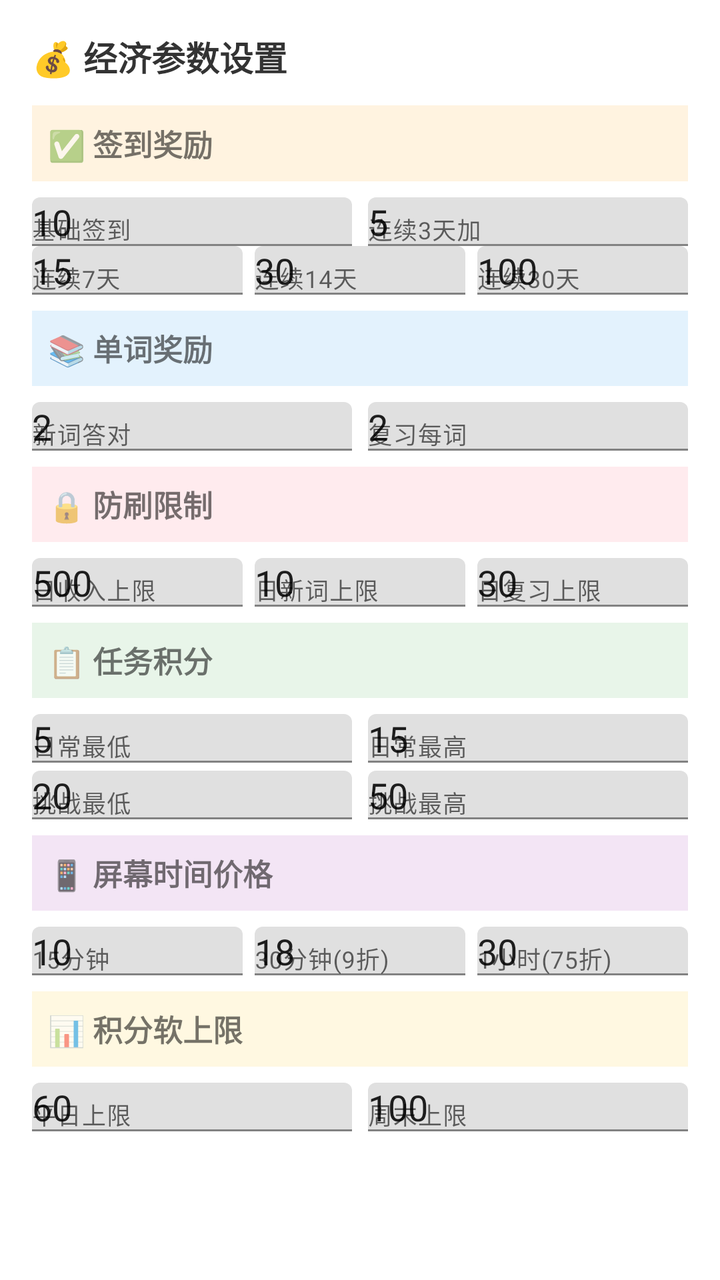
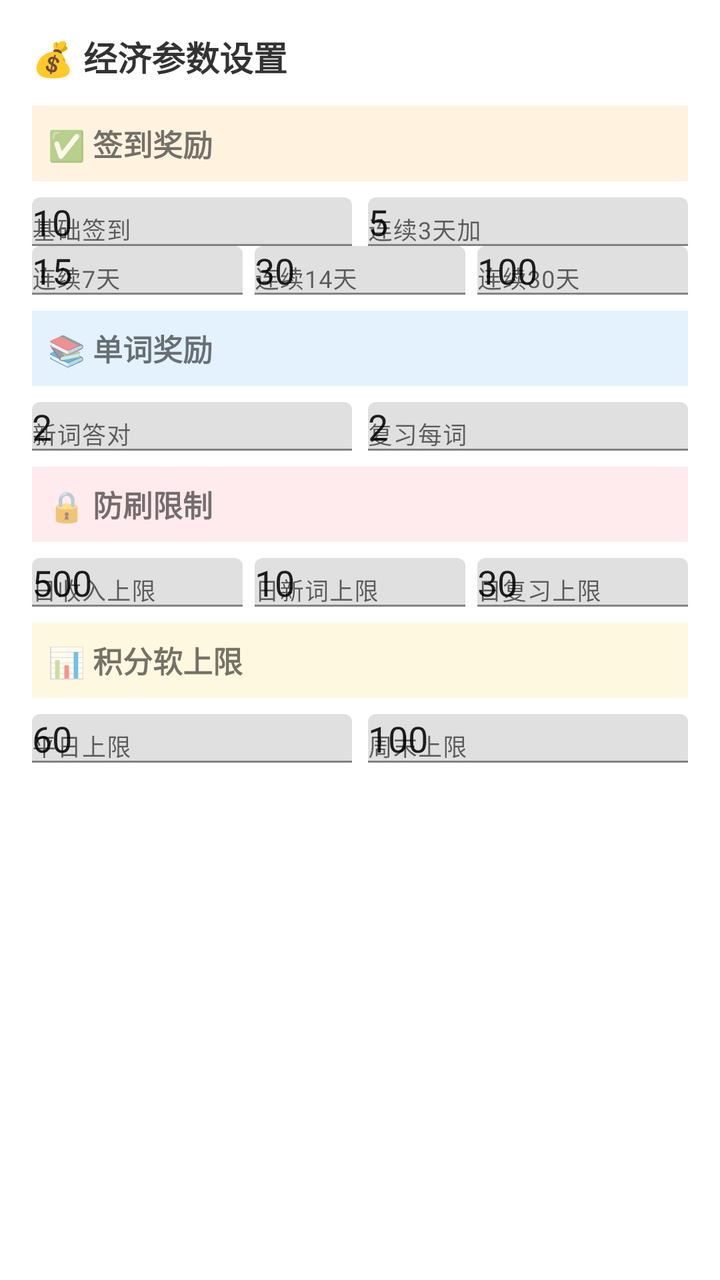

Before-and-after screenshots of an Android layout around one commit, followed by the original layout XML and the change that was made.
<!-- AndroidManifest.xml: application theme Theme.HabitTracker -->
<!-- res/layout/dialog_economy_settings.xml -->
<?xml version="1.0" encoding="utf-8"?>
<ScrollView xmlns:android="http://schemas.android.com/apk/res/android"
    xmlns:app="http://schemas.android.com/apk/res-auto"
    android:layout_width="match_parent"
    android:layout_height="wrap_content">
    <LinearLayout
        android:layout_width="match_parent"
        android:layout_height="wrap_content"
        android:orientation="vertical"
        android:padding="16dp">
        <TextView
            android:layout_width="match_parent"
            android:layout_height="wrap_content"
            android:text="💰 经济参数设置"
            android:textSize="17sp"
            android:textStyle="bold"
            android:textColor="@color/text_primary"
            android:layout_marginBottom="12dp" />
        <TextView
            android:layout_width="match_parent"
            android:layout_height="wrap_content"
            android:text="✅ 签到奖励"
            android:textSize="15sp"
            android:textStyle="bold"
            android:padding="8dp"
            android:background="#FFF3E0"
            android:layout_marginBottom="8dp" />
        <LinearLayout android:orientation="horizontal" android:layout_width="match_parent" android:layout_height="wrap_content" android:weightSum="2">
            <com.google.android.material.textfield.TextInputLayout android:hint="基础签到" android:layout_width="0dp" android:layout_height="wrap_content" android:layout_weight="1" android:layout_marginEnd="4dp">
                <android.widget.EditText android:id="@+id/et_checkin_base" android:layout_width="match_parent" android:layout_height="wrap_content" android:inputType="number" android:text="10"/>
            </com.google.android.material.textfield.TextInputLayout>
            <com.google.android.material.textfield.TextInputLayout android:hint="连续3天加" android:layout_width="0dp" android:layout_height="wrap_content" android:layout_weight="1" android:layout_marginStart="4dp">
                <android.widget.EditText android:id="@+id/et_streak3" android:layout_width="match_parent" android:layout_height="wrap_content" android:inputType="number" android:text="5"/>
            </com.google.android.material.textfield.TextInputLayout>
        </LinearLayout>
        <LinearLayout android:orientation="horizontal" android:layout_width="match_parent" android:layout_height="wrap_content" android:weightSum="3" android:layout_marginBottom="8dp">
            <com.google.android.material.textfield.TextInputLayout android:hint="连续7天" android:layout_width="0dp" android:layout_height="wrap_content" android:layout_weight="1" android:layout_marginEnd="3dp">
                <android.widget.EditText android:id="@+id/et_streak7" android:layout_width="match_parent" android:layout_height="wrap_content" android:inputType="number" android:text="15"/>
            </com.google.android.material.textfield.TextInputLayout>
            <com.google.android.material.textfield.TextInputLayout android:hint="连续14天" android:layout_width="0dp" android:layout_height="wrap_content" android:layout_weight="1" android:layout_marginEnd="3dp" android:layout_marginStart="3dp">
                <android.widget.EditText android:id="@+id/et_streak14" android:layout_width="match_parent" android:layout_height="wrap_content" android:inputType="number" android:text="30"/>
            </com.google.android.material.textfield.TextInputLayout>
            <com.google.android.material.textfield.TextInputLayout android:hint="连续30天" android:layout_width="0dp" android:layout_height="wrap_content" android:layout_weight="1" android:layout_marginStart="3dp">
                <android.widget.EditText android:id="@+id/et_streak30" android:layout_width="match_parent" android:layout_height="wrap_content" android:inputType="number" android:text="100"/>
            </com.google.android.material.textfield.TextInputLayout>
        </LinearLayout>
        <TextView
            android:layout_width="match_parent"
            android:layout_height="wrap_content"
            android:text="📚 单词奖励"
            android:textSize="15sp"
            android:textStyle="bold"
            android:padding="8dp"
            android:background="#E3F2FD"
            android:layout_marginBottom="8dp" />
        <LinearLayout android:orientation="horizontal" android:layout_width="match_parent" android:layout_height="wrap_content" android:weightSum="2" android:layout_marginBottom="8dp">
            <com.google.android.material.textfield.TextInputLayout android:hint="新词答对" android:layout_width="0dp" android:layout_height="wrap_content" android:layout_weight="1" android:layout_marginEnd="4dp">
                <android.widget.EditText android:id="@+id/et_word_learn" android:layout_width="match_parent" android:layout_height="wrap_content" android:inputType="number" android:text="2"/>
            </com.google.android.material.textfield.TextInputLayout>
            <com.google.android.material.textfield.TextInputLayout android:hint="复习每词" android:layout_width="0dp" android:layout_height="wrap_content" android:layout_weight="1" android:layout_marginStart="4dp">
                <android.widget.EditText android:id="@+id/et_review_pass" android:layout_width="match_parent" android:layout_height="wrap_content" android:inputType="number" android:text="2"/>
            </com.google.android.material.textfield.TextInputLayout>
        </LinearLayout>


        <TextView
            android:layout_width="match_parent"
            android:layout_height="wrap_content"
            android:text="🔒 防刷限制"
            android:textSize="15sp"
            android:textStyle="bold"
            android:padding="8dp"
            android:background="#FFEBEE"
            android:layout_marginBottom="8dp" />
        <LinearLayout android:orientation="horizontal" android:layout_width="match_parent" android:layout_height="wrap_content" android:weightSum="3" android:layout_marginBottom="8dp">
            <com.google.android.material.textfield.TextInputLayout android:hint="日收入上限" android:layout_width="0dp" android:layout_height="wrap_content" android:layout_weight="1" android:layout_marginEnd="3dp">
                <android.widget.EditText android:id="@+id/et_max_daily_coins" android:layout_width="match_parent" android:layout_height="wrap_content" android:inputType="number" android:text="500"/>
            </com.google.android.material.textfield.TextInputLayout>
            <com.google.android.material.textfield.TextInputLayout android:hint="日新词上限" android:layout_width="0dp" android:layout_height="wrap_content" android:layout_weight="1" android:layout_marginEnd="3dp" android:layout_marginStart="3dp">
                <android.widget.EditText android:id="@+id/et_max_words" android:layout_width="match_parent" android:layout_height="wrap_content" android:inputType="number" android:text="10"/>
            </com.google.android.material.textfield.TextInputLayout>
            <com.google.android.material.textfield.TextInputLayout android:hint="日复习上限" android:layout_width="0dp" android:layout_height="wrap_content" android:layout_weight="1" android:layout_marginStart="3dp">
                <android.widget.EditText android:id="@+id/et_max_review" android:layout_width="match_parent" android:layout_height="wrap_content" android:inputType="number" android:text="30"/>
            </com.google.android.material.textfield.TextInputLayout>
        </LinearLayout>

        <TextView
            android:layout_width="match_parent"
            android:layout_height="wrap_content"
            android:text="📋 任务积分"
            android:textSize="15sp"
            android:textStyle="bold"
            android:padding="8dp"
            android:background="#E8F5E9"
            android:layout_marginBottom="8dp" />
        <LinearLayout android:orientation="horizontal" android:layout_width="match_parent" android:layout_height="wrap_content" android:weightSum="2" android:layout_marginBottom="4dp">
            <com.google.android.material.textfield.TextInputLayout android:hint="日常最低" android:layout_width="0dp" android:layout_height="wrap_content" android:layout_weight="1" android:layout_marginEnd="4dp">
                <android.widget.EditText android:id="@+id/et_task_daily_min" android:layout_width="match_parent" android:layout_height="wrap_content" android:inputType="number" android:text="5"/>
            </com.google.android.material.textfield.TextInputLayout>
            <com.google.android.material.textfield.TextInputLayout android:hint="日常最高" android:layout_width="0dp" android:layout_height="wrap_content" android:layout_weight="1" android:layout_marginStart="4dp">
                <android.widget.EditText android:id="@+id/et_task_daily_max" android:layout_width="match_parent" android:layout_height="wrap_content" android:inputType="number" android:text="15"/>
            </com.google.android.material.textfield.TextInputLayout>
        </LinearLayout>
        <LinearLayout android:orientation="horizontal" android:layout_width="match_parent" android:layout_height="wrap_content" android:weightSum="2" android:layout_marginBottom="8dp">
            <com.google.android.material.textfield.TextInputLayout android:hint="挑战最低" android:layout_width="0dp" android:layout_height="wrap_content" android:layout_weight="1" android:layout_marginEnd="4dp">
                <android.widget.EditText android:id="@+id/et_task_challenge_min" android:layout_width="match_parent" android:layout_height="wrap_content" android:inputType="number" android:text="20"/>
            </com.google.android.material.textfield.TextInputLayout>
            <com.google.android.material.textfield.TextInputLayout android:hint="挑战最高" android:layout_width="0dp" android:layout_height="wrap_content" android:layout_weight="1" android:layout_marginStart="4dp">
                <android.widget.EditText android:id="@+id/et_task_challenge_max" android:layout_width="match_parent" android:layout_height="wrap_content" android:inputType="number" android:text="50"/>
            </com.google.android.material.textfield.TextInputLayout>
        </LinearLayout>

        <TextView
            android:layout_width="match_parent"
            android:layout_height="wrap_content"
            android:text="📱 屏幕时间价格"
            android:textSize="15sp"
            android:textStyle="bold"
            android:padding="8dp"
            android:background="#F3E5F5"
            android:layout_marginBottom="8dp" />
        <LinearLayout android:orientation="horizontal" android:layout_width="match_parent" android:layout_height="wrap_content" android:weightSum="3" android:layout_marginBottom="8dp">
            <com.google.android.material.textfield.TextInputLayout android:hint="15分钟" android:layout_width="0dp" android:layout_height="wrap_content" android:layout_weight="1" android:layout_marginEnd="3dp">
                <android.widget.EditText android:id="@+id/et_screen_15min" android:layout_width="match_parent" android:layout_height="wrap_content" android:inputType="number" android:text="10"/>
            </com.google.android.material.textfield.TextInputLayout>
            <com.google.android.material.textfield.TextInputLayout android:hint="30分钟(9折)" android:layout_width="0dp" android:layout_height="wrap_content" android:layout_weight="1" android:layout_marginEnd="3dp" android:layout_marginStart="3dp">
                <android.widget.EditText android:id="@+id/et_screen_30min" android:layout_width="match_parent" android:layout_height="wrap_content" android:inputType="number" android:text="18"/>
            </com.google.android.material.textfield.TextInputLayout>
            <com.google.android.material.textfield.TextInputLayout android:hint="1小时(75折)" android:layout_width="0dp" android:layout_height="wrap_content" android:layout_weight="1" android:layout_marginStart="3dp">
                <android.widget.EditText android:id="@+id/et_screen_60min" android:layout_width="match_parent" android:layout_height="wrap_content" android:inputType="number" android:text="30"/>
            </com.google.android.material.textfield.TextInputLayout>
        </LinearLayout>

        <TextView
            android:layout_width="match_parent"
            android:layout_height="wrap_content"
            android:text="📊 积分软上限"
            android:textSize="15sp"
            android:textStyle="bold"
            android:padding="8dp"
            android:background="#FFF8E1"
            android:layout_marginBottom="8dp" />
        <LinearLayout android:orientation="horizontal" android:layout_width="match_parent" android:layout_height="wrap_content" android:weightSum="2" android:layout_marginBottom="8dp">
            <com.google.android.material.textfield.TextInputLayout android:hint="平日上限" android:layout_width="0dp" android:layout_height="wrap_content" android:layout_weight="1" android:layout_marginEnd="4dp">
                <android.widget.EditText android:id="@+id/et_soft_limit_weekday" android:layout_width="match_parent" android:layout_height="wrap_content" android:inputType="number" android:text="60"/>
            </com.google.android.material.textfield.TextInputLayout>
            <com.google.android.material.textfield.TextInputLayout android:hint="周末上限" android:layout_width="0dp" android:layout_height="wrap_content" android:layout_weight="1" android:layout_marginStart="4dp">
                <android.widget.EditText android:id="@+id/et_soft_limit_weekend" android:layout_width="match_parent" android:layout_height="wrap_content" android:inputType="number" android:text="100"/>
            </com.google.android.material.textfield.TextInputLayout>
        </LinearLayout>
    </LinearLayout>
</ScrollView>
<!-- resources referenced by this layout -->
<resources>
  <color name="text_primary">#333333</color>
  <style name="Theme.HabitTracker" parent="Theme.MaterialComponents.Light.NoActionBar">
          <item name="colorPrimary">@color/child_pink</item>
          <item name="colorPrimaryVariant">@color/child_pink_light</item>
          <item name="colorOnPrimary">@color/white</item>
          <item name="colorSecondary">@color/child_green</item>
          <item name="android:statusBarColor">@color/child_pink_light</item>
      </style>
  <color name="child_pink">#FF6B9D</color>
  <color name="child_pink_light">#FFF0F5</color>
  <color name="white">#FFFFFF</color>
  <color name="child_green">#4CAF50</color>
</resources>

<!-- the commit's change to res/layout/dialog_economy_settings.xml (unified diff, before → after) -->
@@ -84,52 +84,8 @@
             </com.google.android.material.textfield.TextInputLayout>
         </LinearLayout>
 
-        <TextView
-            android:layout_width="match_parent"
-            android:layout_height="wrap_content"
-            android:text="📋 任务积分"
-            android:textSize="15sp"
-            android:textStyle="bold"
-            android:padding="8dp"
-            android:background="#E8F5E9"
-            android:layout_marginBottom="8dp" />
-        <LinearLayout android:orientation="horizontal" android:layout_width="match_parent" android:layout_height="wrap_content" android:weightSum="2" android:layout_marginBottom="4dp">
-            <com.google.android.material.textfield.TextInputLayout android:hint="日常最低" android:layout_width="0dp" android:layout_height="wrap_content" android:layout_weight="1" android:layout_marginEnd="4dp">
-                <android.widget.EditText android:id="@+id/et_task_daily_min" android:layout_width="match_parent" android:layout_height="wrap_content" android:inputType="number" android:text="5"/>
-            </com.google.android.material.textfield.TextInputLayout>
-            <com.google.android.material.textfield.TextInputLayout android:hint="日常最高" android:layout_width="0dp" android:layout_height="wrap_content" android:layout_weight="1" android:layout_marginStart="4dp">
-                <android.widget.EditText android:id="@+id/et_task_daily_max" android:layout_width="match_parent" android:layout_height="wrap_content" android:inputType="number" android:text="15"/>
-            </com.google.android.material.textfield.TextInputLayout>
-        </LinearLayout>
-        <LinearLayout android:orientation="horizontal" android:layout_width="match_parent" android:layout_height="wrap_content" android:weightSum="2" android:layout_marginBottom="8dp">
-            <com.google.android.material.textfield.TextInputLayout android:hint="挑战最低" android:layout_width="0dp" android:layout_height="wrap_content" android:layout_weight="1" android:layout_marginEnd="4dp">
-                <android.widget.EditText android:id="@+id/et_task_challenge_min" android:layout_width="match_parent" android:layout_height="wrap_content" android:inputType="number" android:text="20"/>
-            </com.google.android.material.textfield.TextInputLayout>
-            <com.google.android.material.textfield.TextInputLayout android:hint="挑战最高" android:layout_width="0dp" android:layout_height="wrap_content" android:layout_weight="1" android:layout_marginStart="4dp">
-                <android.widget.EditText android:id="@+id/et_task_challenge_max" android:layout_width="match_parent" android:layout_height="wrap_content" android:inputType="number" android:text="50"/>
-            </com.google.android.material.textfield.TextInputLayout>
-        </LinearLayout>
 
-        <TextView
-            android:layout_width="match_parent"
-            android:layout_height="wrap_content"
-            android:text="📱 屏幕时间价格"
-            android:textSize="15sp"
-            android:textStyle="bold"
-            android:padding="8dp"
-            android:background="#F3E5F5"
-            android:layout_marginBottom="8dp" />
-        <LinearLayout android:orientation="horizontal" android:layout_width="match_parent" android:layout_height="wrap_content" android:weightSum="3" android:layout_marginBottom="8dp">
-            <com.google.android.material.textfield.TextInputLayout android:hint="15分钟" android:layout_width="0dp" android:layout_height="wrap_content" android:layout_weight="1" android:layout_marginEnd="3dp">
-                <android.widget.EditText android:id="@+id/et_screen_15min" android:layout_width="match_parent" android:layout_height="wrap_content" android:inputType="number" android:text="10"/>
-            </com.google.android.material.textfield.TextInputLayout>
-            <com.google.android.material.textfield.TextInputLayout android:hint="30分钟(9折)" android:layout_width="0dp" android:layout_height="wrap_content" android:layout_weight="1" android:layout_marginEnd="3dp" android:layout_marginStart="3dp">
-                <android.widget.EditText android:id="@+id/et_screen_30min" android:layout_width="match_parent" android:layout_height="wrap_content" android:inputType="number" android:text="18"/>
-            </com.google.android.material.textfield.TextInputLayout>
-            <com.google.android.material.textfield.TextInputLayout android:hint="1小时(75折)" android:layout_width="0dp" android:layout_height="wrap_content" android:layout_weight="1" android:layout_marginStart="3dp">
-                <android.widget.EditText android:id="@+id/et_screen_60min" android:layout_width="match_parent" android:layout_height="wrap_content" android:inputType="number" android:text="30"/>
-            </com.google.android.material.textfield.TextInputLayout>
-        </LinearLayout>
+
 
         <TextView
             android:layout_width="match_parent"
